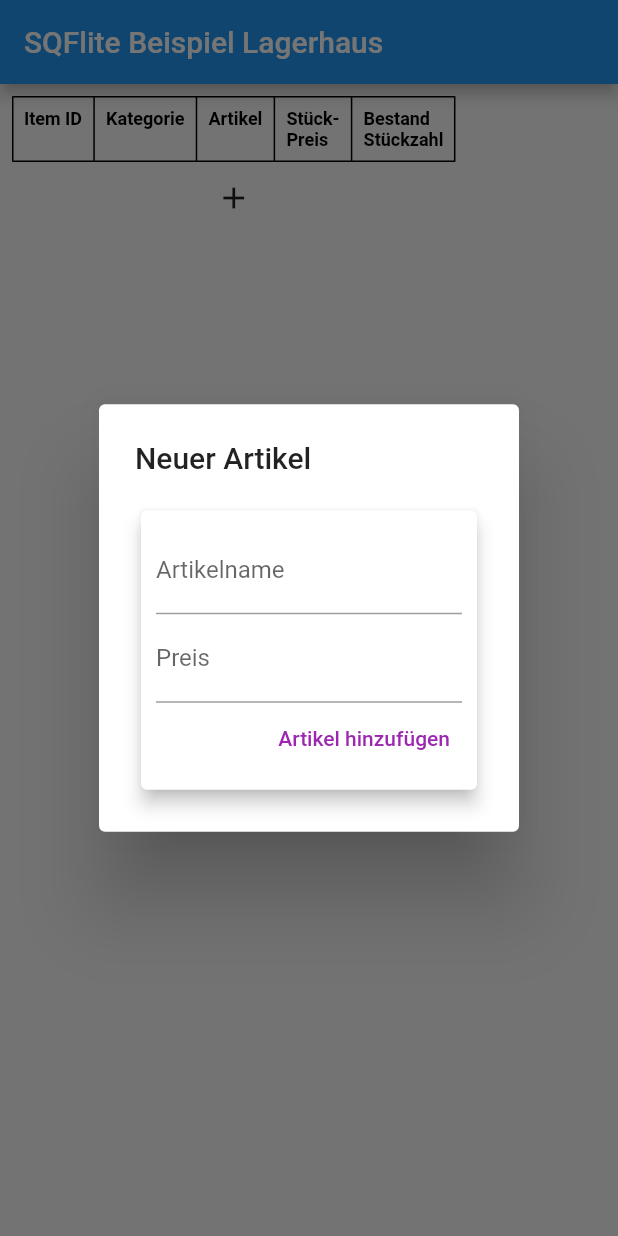
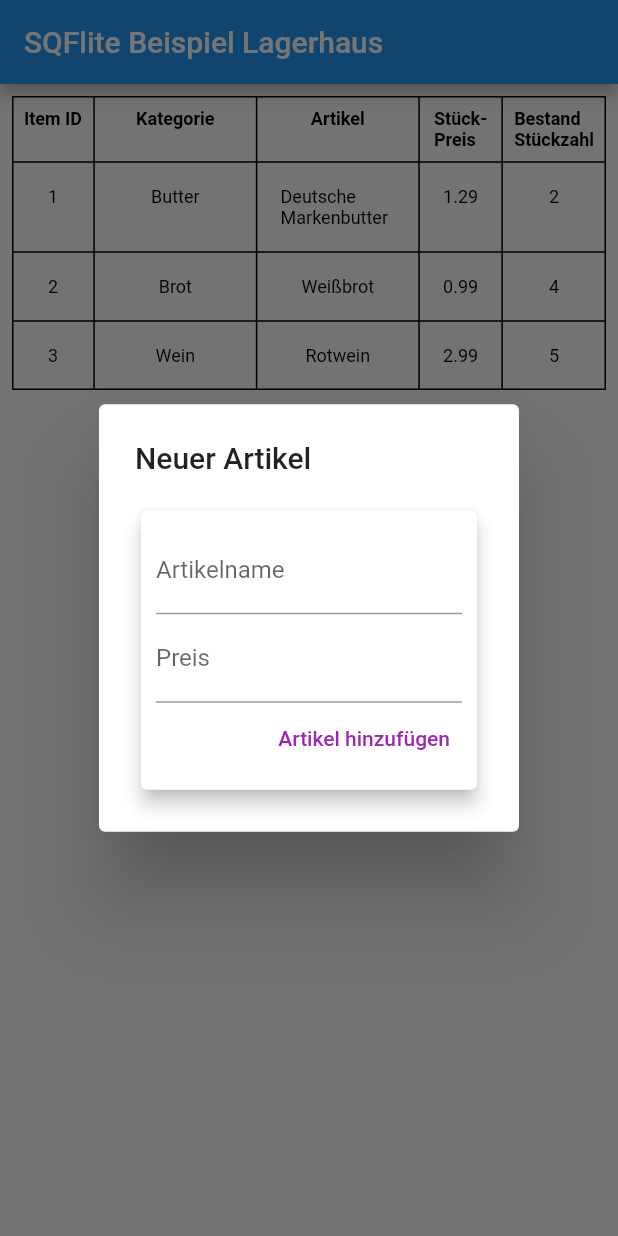
Before and after one commit to felix7700/ewm, a Flutter app: the screen it shows after launch, after a tap on the "add" icon, on a phone screen of 412 x 824 dp. Run offline on Flutter 3.47's test engine with Material 2 defaults, Android fonts, the phone set to English and light mode, and no system bars; our stand-ins replace sqflite; accounts and stored records are empty.

Commit message:
creates example table data on first create database, tablewith take the full screen size every time

```diff
--- a/lib/db_manager.dart
+++ b/lib/db_manager.dart
@@ -11,8 +11,9 @@ class DbManager {
 
   final String inventoryTableName = 'inventory';
   final String inventoryColumnNameItemID = 'inventory_id';
-  final String inventoryColumnNameCategoryName = 'inventory_categorie_name';
+  final String inventoryColumnNameCategoryName = 'inventory_category_name';
   final String inventoryColumnNameItemName = 'inventory_item_name';
+  final String inventoryColumnNameItemPrice = 'inventory_item_price';
   final String inventoryColumnNameItemCount = 'inventory_item_count';
 
   final categoriesTableName = 'categories';
@@ -28,6 +29,8 @@ class DbManager {
     if (db != null) return db!;
     // lazily instantiate the db the first time it is accessed
     db = await initDatabase();
+    await insertExampleDatesIntoAllTables();
+
     return db!;
   }
 
@@ -36,7 +39,7 @@ class DbManager {
     debugPrint('_initDatabase');
     Directory documentsDirectory = await getApplicationDocumentsDirectory();
     String dbPath = join(documentsDirectory.path, databaseName);
-    debugPrint("dbPath path to see DB in DBBrowser = $dbPath");
+    debugPrint("dbPath to see DB in DBBrowser = $dbPath");
 
     return await openDatabase(dbPath,
         version: databaseVersion, onCreate: onCreate);
@@ -51,6 +54,7 @@ class DbManager {
             $inventoryColumnNameItemID INTEGER NOT NULL UNIQUE,
             $inventoryColumnNameCategoryName TEXT NOT NULL,
             $inventoryColumnNameItemName TEXT NOT NULL,
+            $inventoryColumnNameItemPrice DOUBLE NOT NULL,
             $inventoryColumnNameItemCount INTEGER NOT NULL,
             PRIMARY KEY("$inventoryColumnNameItemID" AUTOINCREMENT)
           )
@@ -65,6 +69,39 @@ class DbManager {
             ''');
   }
 
+  Future insertExampleDatesIntoAllTables() async {
+    debugPrint('insertExampleDatesIntoAllTables()');
+    List<Map<String, dynamic>> _exampleInventoryDates = [
+      {
+        '$inventoryColumnNameItemID': 1,
+        '$inventoryColumnNameCategoryName': 'Butter',
+        '$inventoryColumnNameItemName': 'Deutsche Markenbutter',
+        '$inventoryColumnNameItemPrice': 1.29,
+        '$inventoryColumnNameItemCount': 2
+      },
+      {
+        '$inventoryColumnNameItemID': 2,
+        '$inventoryColumnNameCategoryName': 'Brot',
+        '$inventoryColumnNameItemName': "Weißbrot",
+        '$inventoryColumnNameItemPrice': 0.99,
+        '$inventoryColumnNameItemCount': 4
+      },
+      {
+        '$inventoryColumnNameItemID': 3,
+        '$inventoryColumnNameCategoryName': 'Wein',
+        '$inventoryColumnNameItemName': 'Rotwein',
+        '$inventoryColumnNameItemPrice': 2.99,
+        '$inventoryColumnNameItemCount': 5
+      }
+    ];
+    int _counter = 1;
+    for (Map<String, dynamic> _exampleInventoryData in _exampleInventoryDates) {
+      debugPrint('Durchlauf = ' + _counter.toString());
+      await insertIntoTable(
+          tableName: inventoryTableName, row: _exampleInventoryData);
+    }
+  }
+
   void dropTable({required tableName}) async {
     debugPrint('\ndropTable');
     Database db = await instance.database;
@@ -75,7 +112,12 @@ class DbManager {
       {required String tableName, required Map<String, dynamic> row}) async {
     debugPrint('queryAllRows');
     Database db = await instance.database;
-    return await db.insert(tableName, row);
+    try {
+      return await db.insert(tableName, row);
+    } catch (error) {
+      debugPrint('insertIntoTable errorCode : ' + error.toString());
+      return -1;
+    }
   }
 
   Future<List<Map<String, dynamic>>> queryAllRows(
--- a/lib/widgets/Pages/sqflite_items_table.dart
+++ b/lib/widgets/Pages/sqflite_items_table.dart
@@ -159,7 +159,7 @@ class _SqfliteItemsTablePageState extends State<SqfliteItemsTablePage> {
                   padding: _cellsTextPaddingEdgeInsets,
                   child: Text(
                       inventoryData[rowIndex]
-                              [dbManager.inventoryColumnNameItemCount]
+                              [dbManager.inventoryColumnNameItemPrice]
                           .toString(),
                       style: _cellTextStyle),
                 ),
@@ -198,6 +198,8 @@ class _SqfliteItemsTablePageState extends State<SqfliteItemsTablePage> {
           if (snapshot.hasData) {
             List<Map<String, dynamic>> _inventoryData =
                 snapshot.data as List<Map<String, dynamic>>;
+            debugPrint('_inventoryData = ' + _inventoryData.toString());
+
             final List<TableRow> tableRows =
                 _getTableRows(inventoryData: _inventoryData);
             widget = Padding(
@@ -209,8 +211,8 @@ class _SqfliteItemsTablePageState extends State<SqfliteItemsTablePage> {
                     border: TableBorder.all(),
                     columnWidths: const <int, TableColumnWidth>{
                       0: IntrinsicColumnWidth(),
-                      1: IntrinsicColumnWidth(),
-                      2: IntrinsicColumnWidth(),
+                      1: FlexColumnWidth(),
+                      2: FlexColumnWidth(),
                       3: IntrinsicColumnWidth(),
                       4: IntrinsicColumnWidth(),
                     },
```
Also changed, not shown: pubspec.lock, 2 other files.
